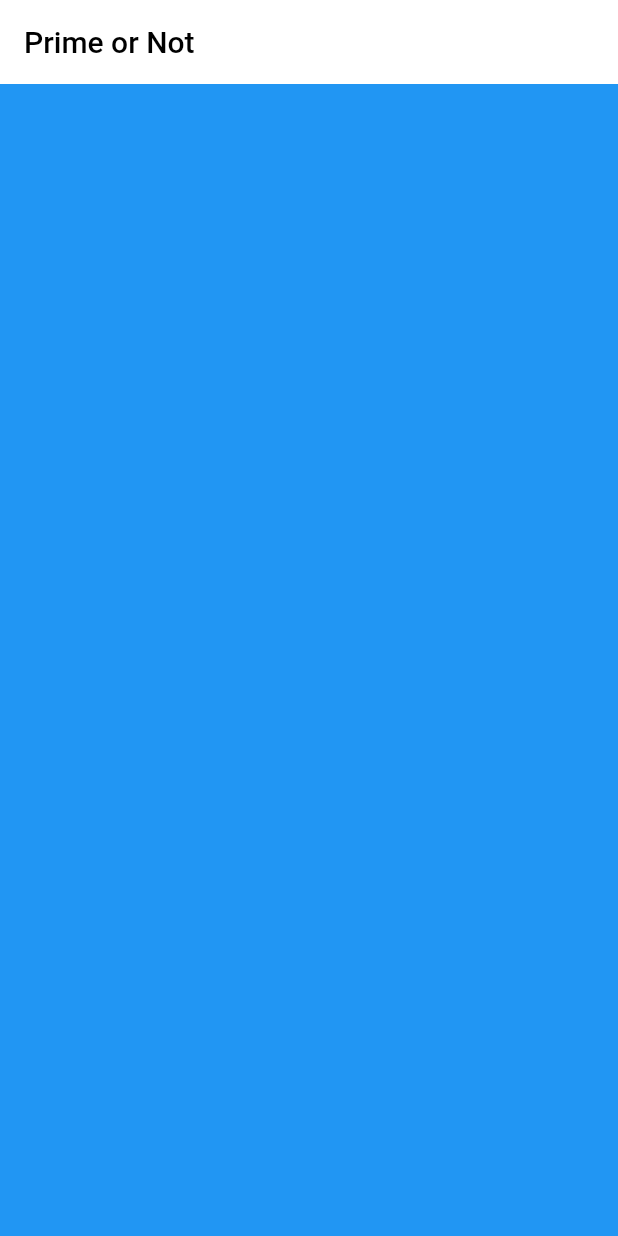
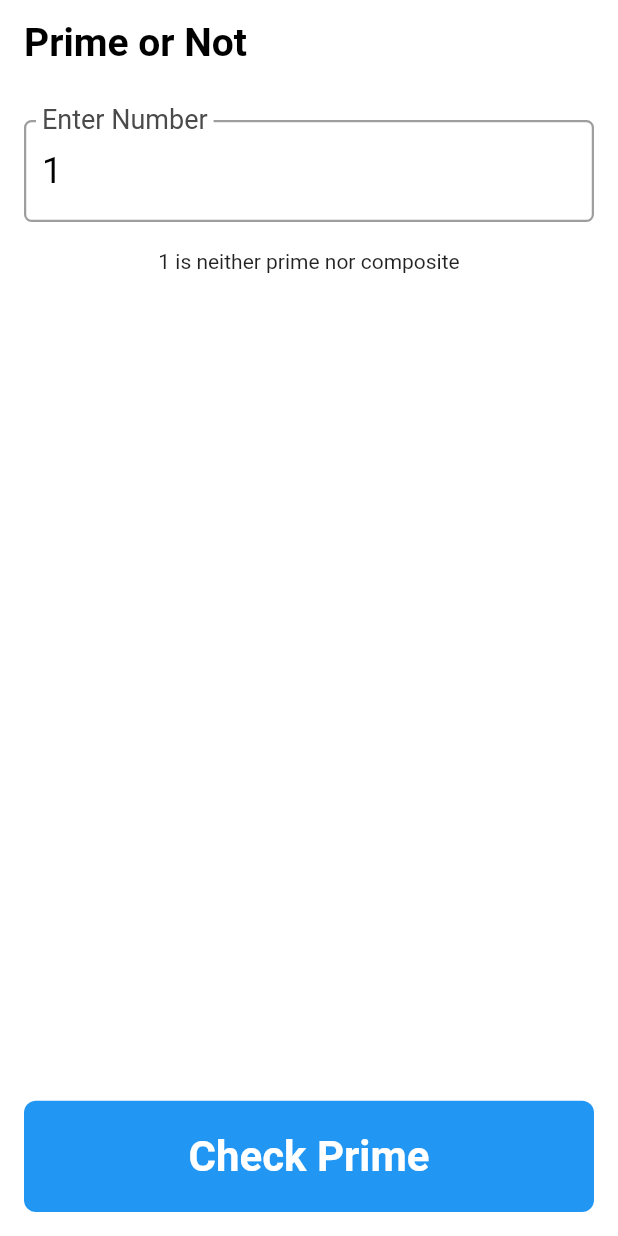
Before and after one commit to arjunannamalai/primeornot, a Flutter app: the screen it shows after launch, on a phone screen of 412 x 824 dp. Run offline on Flutter 3.47's test engine with Material 2 defaults, Android fonts, the phone set to English and light mode, and no system bars.

Commit message:
user interface

```diff
--- a/lib/homepage.dart
+++ b/lib/homepage.dart
@@ -1,3 +1,5 @@
+// ignore_for_file: prefer_const_constructors
+
 import 'package:flutter/material.dart';
 import 'package:flutter/src/widgets/container.dart';
 import 'package:flutter/src/widgets/framework.dart';
@@ -10,23 +12,92 @@ class HomePage extends StatefulWidget {
 }
 
 class _HomePageState extends State<HomePage> {
+  Color textcolor = Colors.black;
+  Color hintcolor = Color.fromARGB(255, 74, 74, 74);
+  Color bgcolor = Colors.white;
+  TextEditingController textEditingController1 = TextEditingController();
+  String text1 = "1";
+  @override
+  void initState() {
+    super.initState();
+    textEditingController1 = TextEditingController(text: "1");
+  }
+
   @override
   Widget build(BuildContext context) {
+    double width = MediaQuery.of(context).size.width;
     return Scaffold(
       backgroundColor: Colors.white,
       appBar: AppBar(
         title: const Text(
           "Prime or Not",
-          style: TextStyle(color: Colors.black),
+          style: TextStyle(
+              color: Colors.black, fontWeight: FontWeight.w600, fontSize: 26),
         ),
         centerTitle: false,
         elevation: 0,
         backgroundColor: Colors.white,
       ),
       body: SafeArea(
-        bottom: false,
-        child: Container(
-          color: Colors.blue,
+        child: Padding(
+          padding: const EdgeInsets.all(16.0),
+          child: Column(
+            mainAxisAlignment: MainAxisAlignment.spaceBetween,
+            children: <Widget>[
+              Column(
+                mainAxisAlignment: MainAxisAlignment.start,
+                children: [
+                  Padding(
+                    padding: const EdgeInsets.only(top: 8.0, bottom: 18),
+                    child: TextFormField(
+                      keyboardType: TextInputType.number,
+                      controller: textEditingController1,
+                      style: TextStyle(color: textcolor, fontSize: 24),
+                      decoration: InputDecoration(
+                        labelText: "Enter Number",
+                        labelStyle: TextStyle(color: hintcolor, fontSize: 24),
+                        focusedBorder: OutlineInputBorder(
+                          borderRadius: BorderRadius.circular(5),
+                          borderSide:
+                              const BorderSide(width: 1.5, color: Colors.grey),
+                        ),
+                        enabledBorder: OutlineInputBorder(
+                          borderRadius: BorderRadius.circular(5),
+                          borderSide:
+                              const BorderSide(width: 1.5, color: Colors.grey),
+                        ),
+                      ),
+                    ),
+                  ),
+                  Text("1 is neither prime nor composite")
+                ],
+              ),
+              InkWell(
+                onTap: () {
+                  setState(() {
+                    int min = int.parse(textEditingController1.text);
+                  });
+                },
+                child: Container(
+                  width: width - 10,
+                  height: width * 0.18,
+                  decoration: BoxDecoration(
+                    borderRadius: BorderRadius.circular(8),
+                    color: Colors.blue,
+                  ),
+                  child: const Center(
+                    child: Text(
+                      "Check Prime",
+                      style: TextStyle(
+                          color: Colors.white,
+                          fontSize: 28,
+                          fontWeight: FontWeight.w600),
+                    ),
+                  ),
+                ),
+              ),
+            ],
+          ),
         ),
       ),
     );
```
